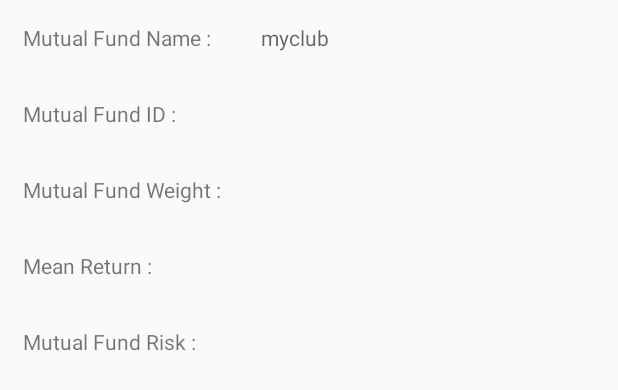
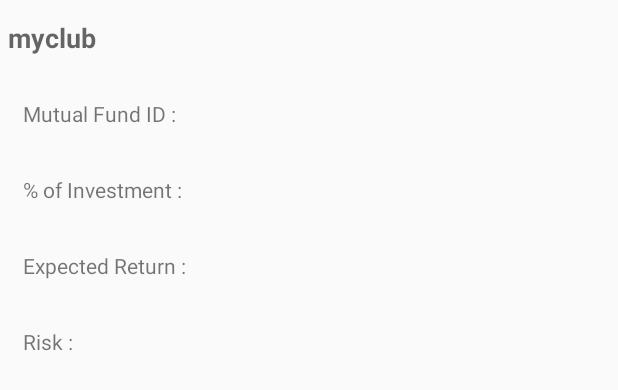
Before and after one commit to git-rishabh/Finance_IP, an Android app: the layout mutualfund_item.xml on its own in the app's theme, with its tools: preview values and no code run, on a phone screen of 412 x 824 dp. Shown: the top 390 px of the screen. Run offline under Robolectric (Android 15) with nearby library versions, the phone set to English and light mode, and no system bars.

Commit message:
some changes

```diff
--- a/PortfolioManager/app/src/main/java/android/example/com/portfoliomanager/PortfolioDetailsActivity.java
+++ b/PortfolioManager/app/src/main/java/android/example/com/portfoliomanager/PortfolioDetailsActivity.java
@@ -20,7 +20,7 @@ public class PortfolioDetailsActivity extends AppCompatActivity {
 
 //        portfolio=(Portfolio) i.getSerializableExtra("portfolio");
 
-//        getSupportActionBar().setTitle(portfolio.getName().toString());
+        getSupportActionBar().setTitle(portfolio.getName().toString());
 
 //        TextView name_portfolio = (TextView) findViewById(R.id.name_portfolio);
 //        name_portfolio.setText(portfolio.getName().toString());
--- a/PortfolioManager/app/src/main/java/android/example/com/portfoliomanager/PortfolioListAdapter.java
+++ b/PortfolioManager/app/src/main/java/android/example/com/portfoliomanager/PortfolioListAdapter.java
@@ -25,13 +25,13 @@ public class PortfolioListAdapter extends ArrayAdapter<Portfolio> {
             convertView = LayoutInflater.from(getContext()).inflate(R.layout.portfolio_item, parent, false);
         }
         // Lookup view for data population
-//        TextView name_portfolio = (TextView) convertView.findViewById(R.id.name_portfolio);
+        TextView name_portfolio = (TextView) convertView.findViewById(R.id.name_portfolio);
         TextView return_portfolio = (TextView) convertView.findViewById(R.id.return_portfolio);
         TextView risk_portfolio = (TextView) convertView.findViewById(R.id.risk_portfolio);
 
 
         // Populate the data into the template view using the data object
-//        name_portfolio.setText(portfolio.getName());
+        name_portfolio.setText(portfolio.getName());
         return_portfolio.setText(portfolio.getReturn());
         risk_portfolio.setText(portfolio.getRisk());
 
--- a/PortfolioManager/app/src/main/res/layout/mutualfund_item.xml
+++ b/PortfolioManager/app/src/main/res/layout/mutualfund_item.xml
@@ -12,20 +12,23 @@
             android:layout_width="match_parent"
             android:orientation="horizontal"
             android:layout_height="40sp"
+            android:gravity="center"
             android:layout_margin="5sp">
-            <TextView
-                android:layout_width="wrap_content"
-                android:layout_height="wrap_content"
-                android:text="Mutual Fund Name :       "
-                android:layout_margin="10sp"
-                android:layout_gravity="center"
-                />
+            <!--<TextView-->
+                <!--android:layout_width="wrap_content"-->
+                <!--android:layout_height="wrap_content"-->
+                <!--android:text="Mutual Fund Name :       "-->
+                <!--android:layout_margin="10sp"-->
+                <!--android:layout_gravity="center"-->
+                <!--/>-->
             <TextView
                 android:id="@+id/name_mutualfund"
-                android:layout_width="wrap_content"
+                android:layout_width="match_parent"
                 android:layout_height="wrap_content"
                 android:layout_gravity="center"
                 android:hint="myclub"
+                android:textStyle="bold"
+                android:textSize="@dimen/field_size"
                 />
         </LinearLayout>
         <LinearLayout
@@ -56,7 +59,7 @@
             <TextView
                 android:layout_width="wrap_content"
                 android:layout_height="wrap_content"
-                android:text="Mutual Fund Weight :    "
+                android:text="% of Investment :         "
                 android:layout_margin="10sp"
                 android:layout_gravity="center"
                 />
@@ -75,7 +78,7 @@
             <TextView
                 android:layout_width="wrap_content"
                 android:layout_height="wrap_content"
-                android:text="Mean Return :             "
+                android:text="Expected Return :           "
                 android:layout_margin="10sp"
                 android:layout_gravity="center"
                 />
@@ -94,7 +97,7 @@
             <TextView
                 android:layout_width="wrap_content"
                 android:layout_height="wrap_content"
-                android:text="Mutual Fund Risk :       "
+                android:text="Risk :                       "
                 android:layout_margin="10sp"
                 android:layout_gravity="center"
                 />
```
Also changed, not shown: PortfolioManager/app/src/main/java/android/example/com/portfoliomanager/Manager.java (+18 -1 lines), PortfolioManager/app/src/main/java/android/example/com/portfoliomanager/Portfolio.java (+7 -4 lines), PortfolioManager/app/src/main/res/layout/portfolio_item.xml (+16 -20 lines).
